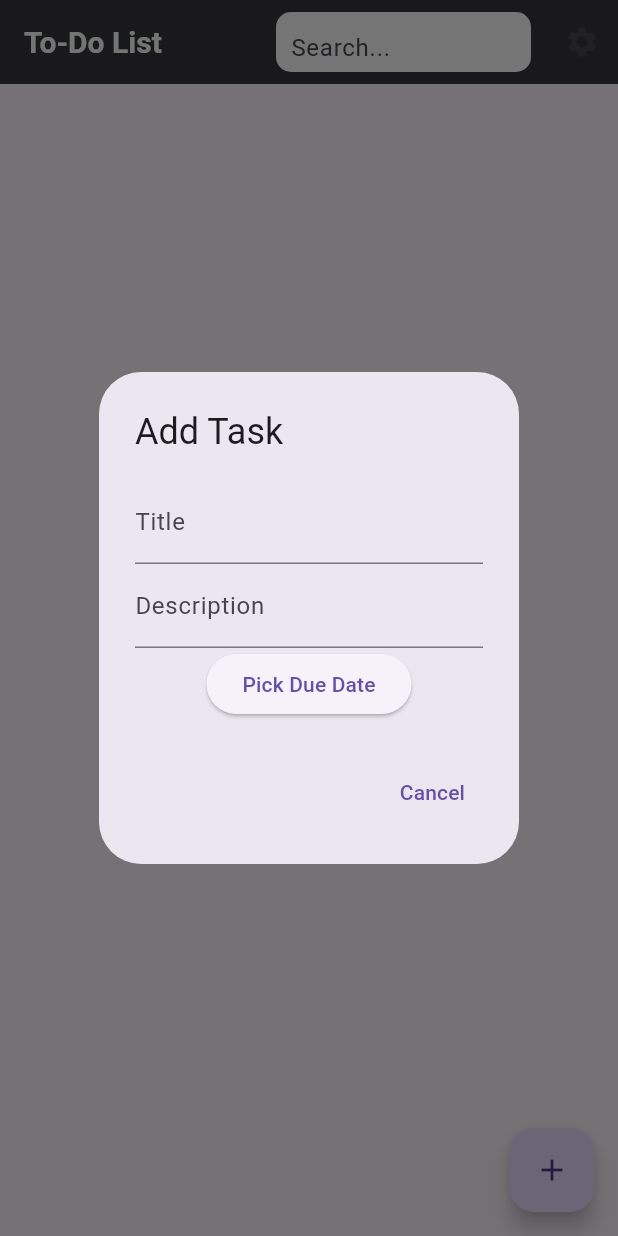
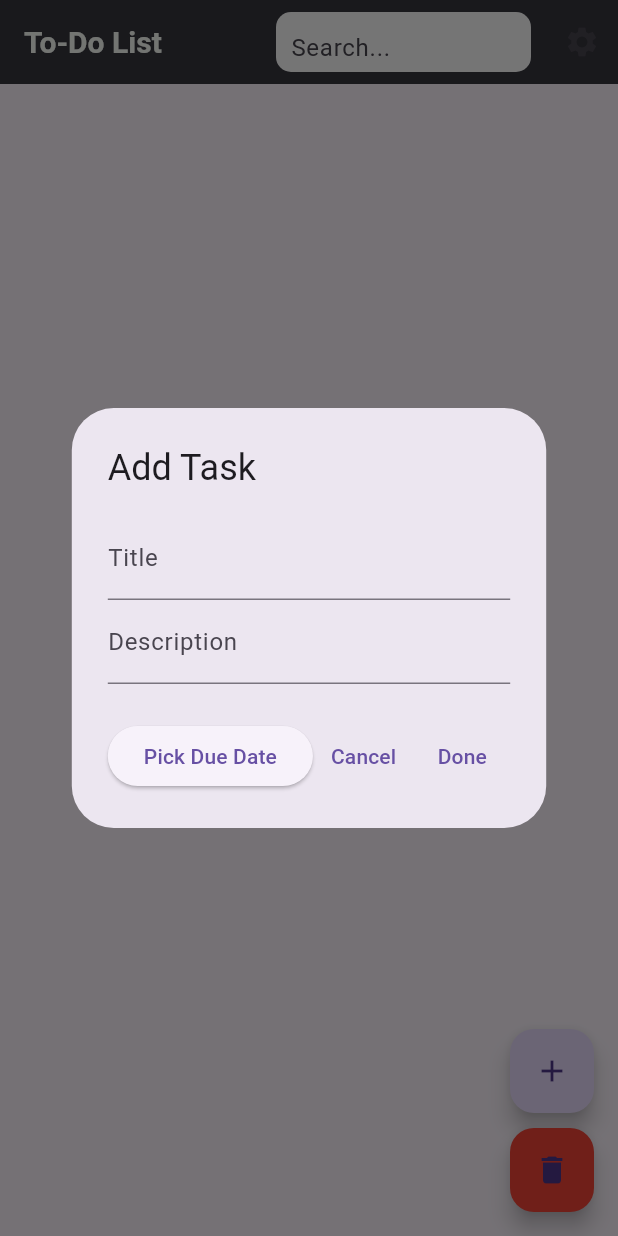
Before and after one commit to MR-Unknown9/To-Do-List, a Flutter app: the screen it shows after launch, after a tap on the "add" icon, on a phone screen of 412 x 824 dp. Run offline on Flutter 3.47's test engine with Material 3 defaults, Android fonts, the phone set to English and light mode, and no system bars; our stand-ins replace hive_flutter; accounts and stored records are empty.

Commit message:
First Commit

```diff
--- a/lib/main.dart
+++ b/lib/main.dart
@@ -3,10 +3,15 @@ import 'package:hive_flutter/hive_flutter.dart';
 import 'package:provider/provider.dart';
 
 void main() async {
+  WidgetsFlutterBinding.ensureInitialized();
   await Hive.initFlutter();
   Hive.registerAdapter(TaskAdapter());
   Hive.registerAdapter(DateTimeAdapter());
+  try {
     await Hive.openBox<Task>('tasks');
+  } catch (e) {
+    print("Error opening Hive box: $e");
+  }
   runApp(const MyApp());
 }
 
@@ -42,7 +47,7 @@ class Task extends HiveObject {
   late bool completed;
 
   @HiveField(3)
-  late DateTime dueDate;
+  DateTime? dueDate;
 }
 
 class TaskProvider extends ChangeNotifier {
@@ -61,7 +66,7 @@ class TaskProvider extends ChangeNotifier {
     }
   }
 
-  void addTask(String title, String description, DateTime dueDate) {
+  void addTask(String title, String description, DateTime? dueDate) {
     final task = Task()
       ..title = title
       ..description = description
@@ -71,8 +76,8 @@ class TaskProvider extends ChangeNotifier {
     notifyListeners();
   }
 
-  void updateTask(int index, String title, String description, DateTime dueDate,
-      bool completed) {
+  void updateTask(int index, String title, String description,
+      DateTime? dueDate, bool completed) {
     final task = _taskBox.getAt(index);
     if (task != null) {
       task
@@ -87,6 +92,15 @@ class TaskProvider extends ChangeNotifier {
 
   void deleteTask(int index) {
     _taskBox.deleteAt(index);
+    notifyListeners();
+  }
+
+  void deleteCompletedTasks() {
+    final completedTasks =
+        _taskBox.values.where((task) => task.completed).toList();
+    for (var task in completedTasks) {
+      task.delete();
+    }
     notifyListeners();
   }
 
@@ -171,7 +185,11 @@ class TaskScreen extends StatelessWidget {
                       : TextDecoration.none,
                 ),
               ),
-              subtitle: Text('Due: ${task.dueDate.toLocal()}'),
+              subtitle: Text(
+                task.dueDate != null
+                    ? 'Due: ${task.dueDate!.toLocal()}'
+                    : 'No due date',
+              ),
               trailing: IconButton(
                 icon: Icon(
                   task.completed
@@ -192,10 +210,14 @@ class TaskScreen extends StatelessWidget {
           },
         );
       }),
-      floatingActionButton: FloatingActionButton(
+      floatingActionButton: Column(
+        mainAxisAlignment: MainAxisAlignment.end,
+        children: [
+          FloatingActionButton(
             onPressed: () {
               titleController.clear();
               descriptionController.clear();
+              DateTime? selectedDate;
               showDialog(
                 context: context,
                 builder: (context) => AlertDialog(
@@ -209,8 +231,15 @@ class TaskScreen extends StatelessWidget {
                       ),
                       TextField(
                         controller: descriptionController,
-                    decoration: const InputDecoration(labelText: 'Description'),
+                        decoration:
+                            const InputDecoration(labelText: 'Description'),
                       ),
+                    ],
+                  ),
+                  actions: [
+                    Row(
+                      mainAxisAlignment: MainAxisAlignment.spaceBetween,
+                      children: [
                         ElevatedButton(
                           onPressed: () async {
                             final dueDate = await showDatePicker(
@@ -220,31 +249,52 @@ class TaskScreen extends StatelessWidget {
                               lastDate: DateTime(2100),
                             );
                             if (dueDate != null) {
-                        Provider.of<TaskProvider>(context, listen: false)
-                            .addTask(
-                          titleController.text,
-                          descriptionController.text,
-                          dueDate,
-                        );
-                        Navigator.pop(context);
+                              selectedDate = dueDate;
                             }
                           },
                           child: const Text('Pick Due Date'),
                         ),
-                ],
-              ),
-              actions: [
+                        Row(
+                          children: [
                             TextButton(
                               onPressed: () {
                                 Navigator.pop(context);
                               },
                               child: const Text('Cancel'),
                             ),
+                            TextButton(
+                              onPressed: () {
+                                Provider.of<TaskProvider>(context,
+                                        listen: false)
+                                    .addTask(
+                                  titleController.text,
+                                  descriptionController.text,
+                                  selectedDate,
+                                );
+                                Navigator.pop(context);
+                              },
+                              child: const Text('Done'),
+                            ),
+                          ],
+                        ),
+                      ],
+                    ),
                   ],
                 ),
               );
             },
             child: const Icon(Icons.add),
+          ),
+          const SizedBox(height: 10),
+          FloatingActionButton(
+            backgroundColor: Colors.red,
+            onPressed: () {
+              Provider.of<TaskProvider>(context, listen: false)
+                  .deleteCompletedTasks();
+            },
+            child: const Icon(Icons.delete),
+          ),
+        ],
       ),
     );
   }
@@ -270,7 +320,7 @@ class TaskDetailsScreen extends StatelessWidget {
             const SizedBox(height: 8),
             Text('Description: ${task.description}'),
             const SizedBox(height: 8),
-            Text('Due Date: ${task.dueDate.toLocal()}'),
+            Text('Due Date: ${task.dueDate?.toLocal() ?? 'No due date'}'),
             const SizedBox(height: 8),
             Text('Completed: ${task.completed ? "Yes" : "No"}'),
           ],
@@ -304,7 +354,7 @@ class TaskAdapter extends TypeAdapter<Task> {
       ..title = reader.readString()
       ..description = reader.readString()
       ..completed = reader.readBool()
-      ..dueDate = reader.read() as DateTime;
+      ..dueDate = reader.read() as DateTime?;
   }
 
   @override
```
Lines whose indentation alone changed are shown as unchanged.
